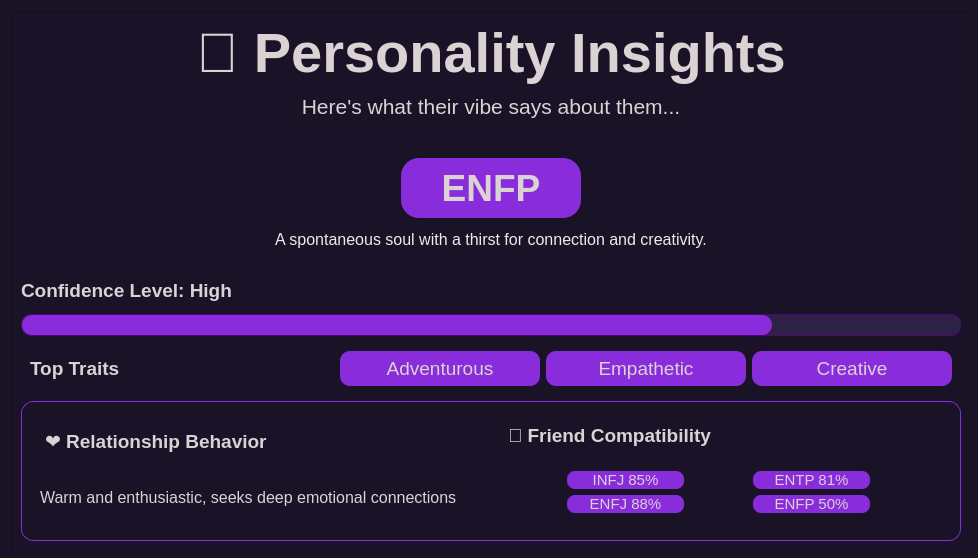
Old version of the form gui/PredictionWindow.ui in the repository Ersatz-xD/VibeSnitch-AI.
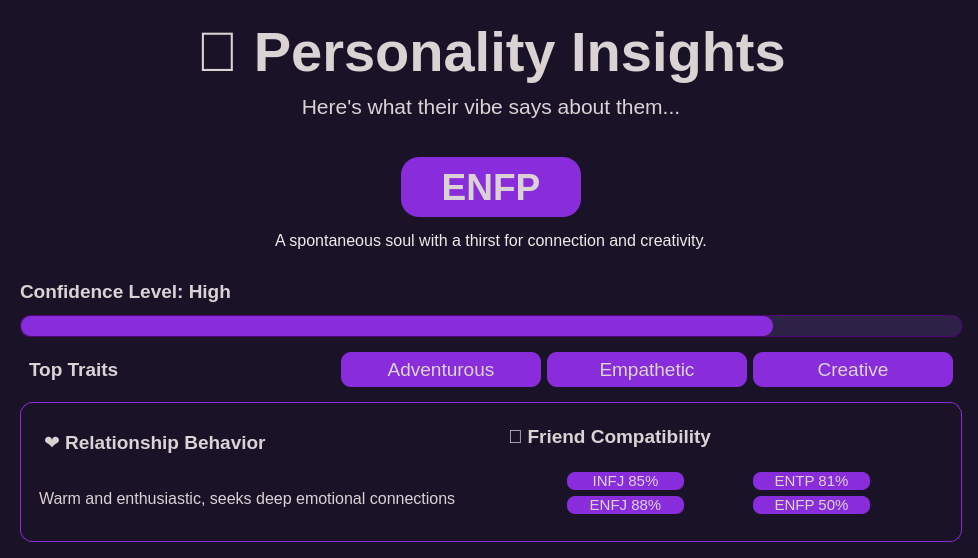
New version of the form.

Patch:
```diff
--- a/gui/PredictionWindow.ui
+++ b/gui/PredictionWindow.ui
@@ -27,7 +27,8 @@
   </property>
   <property name="styleSheet">
    <string notr="true">QWidget {
-    background-color: #1a1328;;
+    background-color: #1a1328;
+border-radius: 20px;
 }</string>
   </property>
   <layout class="QGridLayout" name="gridLayout">
@@ -48,6 +49,7 @@
      <property name="styleSheet">
       <string notr="true">QFrame#mainCard {
 background-color: #1a1328;
+border-radius: 20px;
 }
 </string>
      </property>
```
